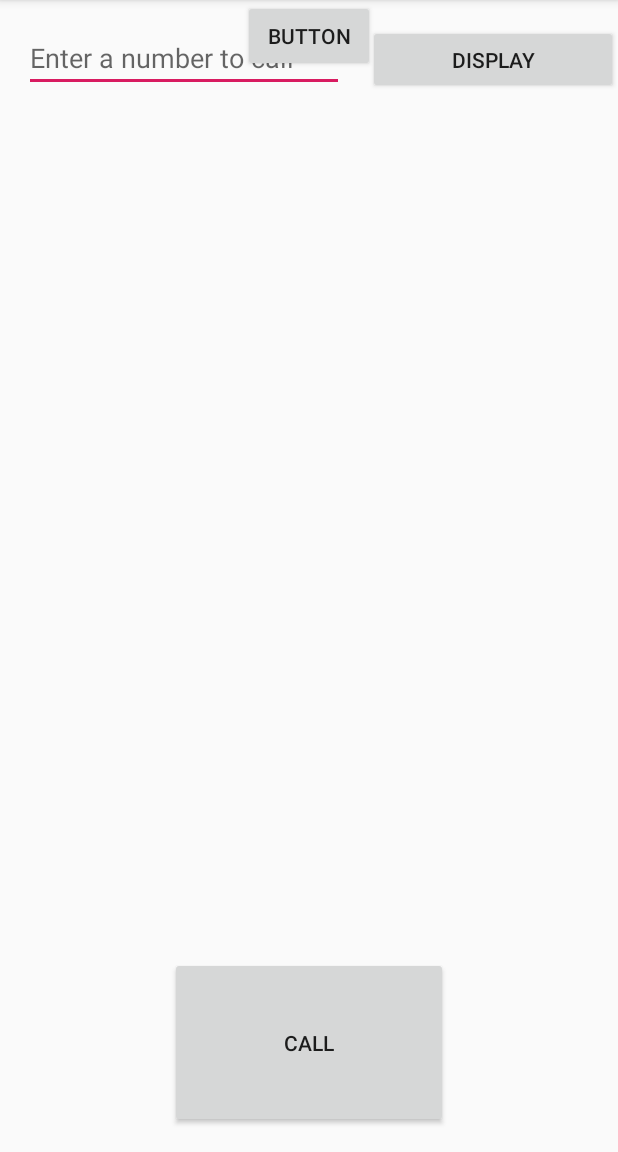
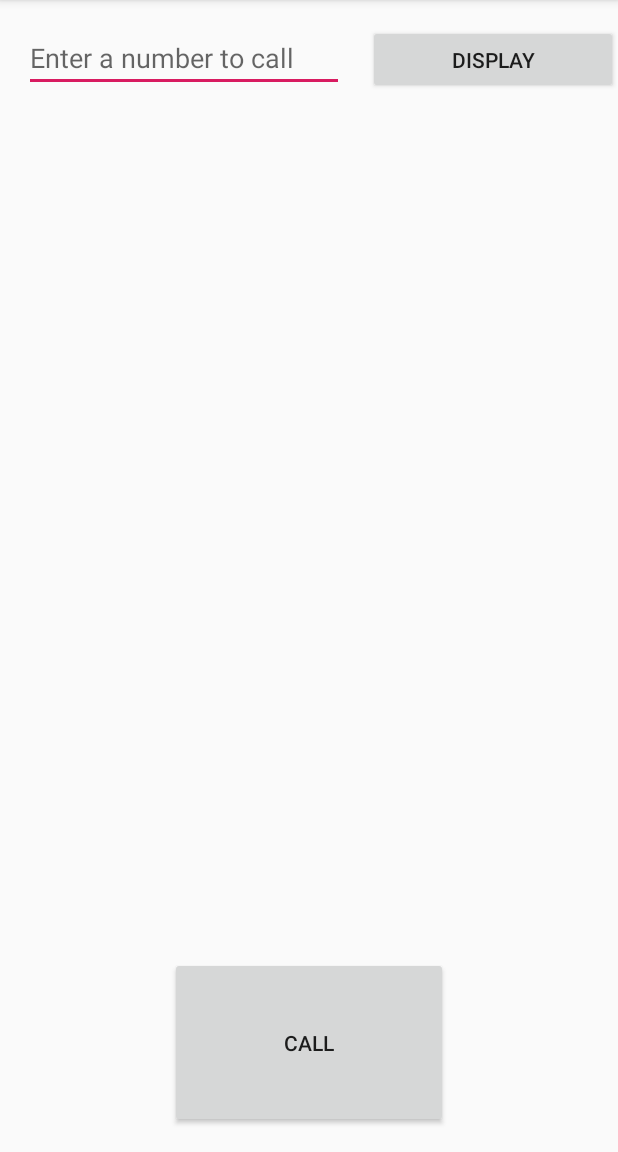
Before and after one commit to amir1902/HelloWorld, an Android app: the screen it shows after launch (MainActivity), on a phone screen of 412 x 824 dp, the part 84-1236 px from its top. Run offline under Robolectric (Android 15) with nearby library versions, the phone set to English and light mode, and no system bars.

```diff
--- a/app/src/main/res/layout/activity_main.xml
+++ b/app/src/main/res/layout/activity_main.xml
@@ -49,13 +49,4 @@
         app:layout_constraintEnd_toEndOf="parent"
         app:layout_constraintStart_toStartOf="parent" />
 
-    <Button
-        android:id="@+id/button"
-        android:layout_width="wrap_content"
-        android:layout_height="wrap_content"
-        android:onClick="getBattery"
-        android:text="Button"
-        app:layout_constraintEnd_toEndOf="parent"
-        app:layout_constraintStart_toStartOf="parent"
-        tools:layout_editor_absoluteY="318dp" />
 </androidx.constraintlayout.widget.ConstraintLayout>
```
